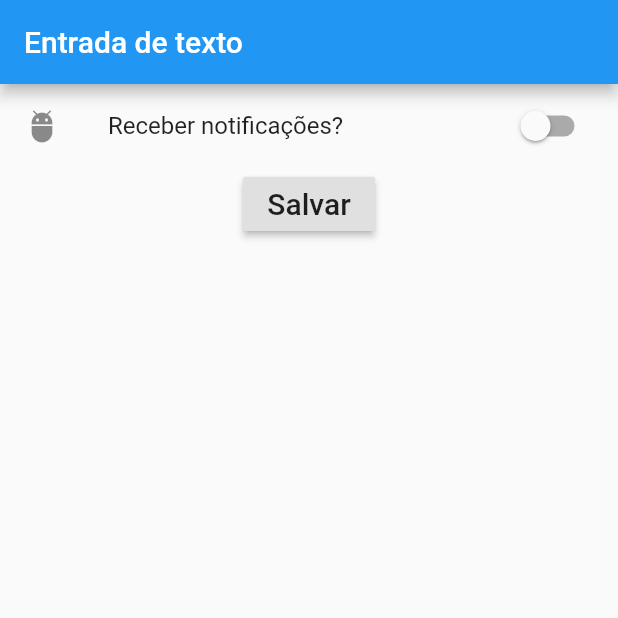
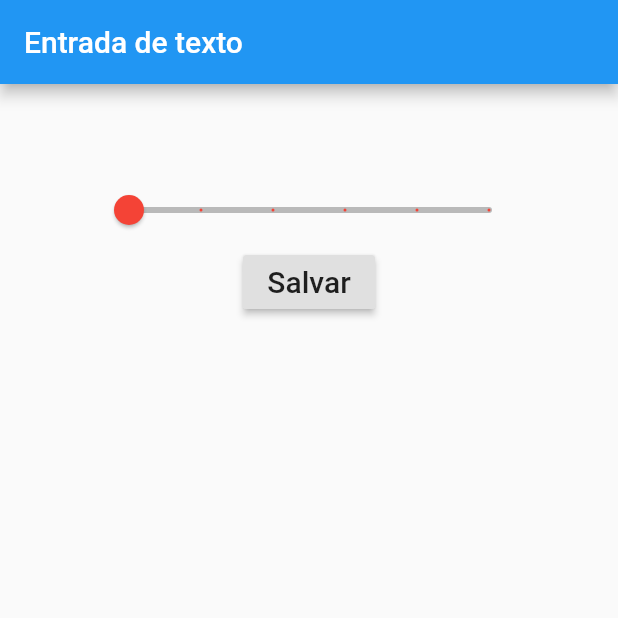
Before and after one commit to danielfmpc/slider_button, a Flutter app: the screen it shows after launch, after a tap on "Salvar", on a phone screen of 412 x 824 dp, the top half of it. Run offline on Flutter 3.47's test engine with Material 2 defaults, Android fonts, the phone set to English and light mode, and no system bars.

Commit message:
Slider criado

```diff
--- /dev/null
+++ b/lib/EntradaSlider.dart
@@ -0,0 +1,52 @@
+import 'package:flutter/material.dart';
+
+class EntradaSlider extends StatefulWidget {
+	@override
+	_EntradaSliderState createState() => _EntradaSliderState();
+}
+
+class _EntradaSliderState extends State<EntradaSlider> {
+	double _escolhaUsuario = 0;
+	String _label = "0";
+	@override
+	Widget build(BuildContext context) {
+		return Scaffold(
+			appBar: AppBar(
+				title: Text("Entrada de texto"),
+			),
+			body: Container(
+				padding: EdgeInsets.all(60),
+				child: Column(
+					children: <Widget>[
+						Slider(
+							value: _escolhaUsuario,
+							min: 0,
+							max: 10,
+							label: _label,
+							divisions: 5,
+							activeColor: Colors.red,
+							inactiveColor: Colors.black26,
+							onChanged: (double valor){
+								setState(() {
+									_escolhaUsuario = valor;
+									_label = valor.toInt().toString();
+								});
+							},
+						),
+						RaisedButton(
+							child: Text(
+								"Salvar",
+								style: TextStyle(
+									fontSize: 20
+								),
+							),
+							onPressed: (){
+								print("Valor selecionado: " + _escolhaUsuario.toString());
+							},
+						),
+					],
+				),
+			),
+		);
+	}
+}
--- a/lib/main.dart
+++ b/lib/main.dart
@@ -1,6 +1,7 @@
 // import 'package:checkbox/EntradaCheckbox.dart';
 // import 'package:checkbox/EntradaRadioButton.dart';
-import 'package:checkbox/EntradaSwtich.dart';
+// import 'package:checkbox/EntradaSwtich.dart';
+import 'package:checkbox/EntradaSlider.dart';
 import 'package:flutter/material.dart';
 // import 'CampoTexto.dart';
 
@@ -10,7 +11,8 @@ void main(){
 			// home: CampoTexto(),
 			//home: EntradaCheckbox(),
       // home: EntradaRadioButton(),
-      home: EntradaSwitch(),
+      // home: EntradaSwitch(),
+      home: EntradaSlider(),
 			debugShowCheckedModeBanner: false,
 		),
 	);
```
